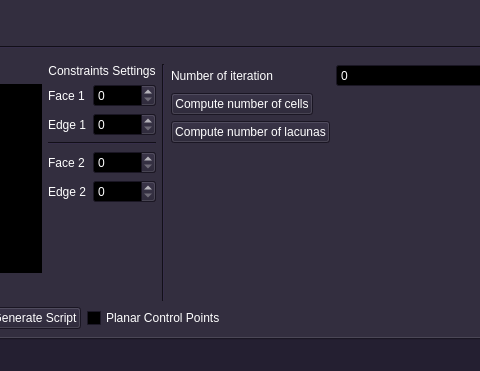
Old version of the form src/gui/mainwindow.ui in the repository borisbordeaux/Auto_Frac; both pictures show x 421 to 901 and y 668 to 1039 of the 1055 by 1039 pixel window.
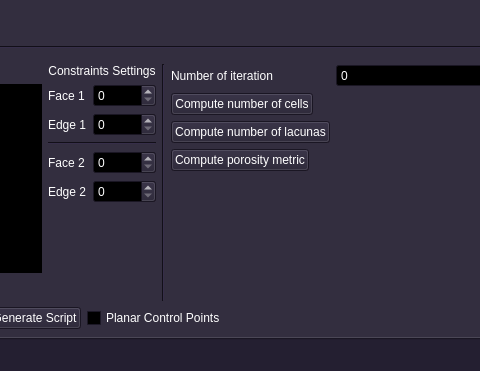
New version of the form.

```diff
--- a/src/gui/mainwindow.ui
+++ b/src/gui/mainwindow.ui
@@ -1403,6 +1403,13 @@
                 </property>
                </spacer>
               </item>
+              <item row="3" column="0">
+               <widget class="QPushButton" name="pushButton_computePorosity">
+                <property name="text">
+                 <string>Compute porosity metric</string>
+                </property>
+               </widget>
+              </item>
              </layout>
             </item>
            </layout>
```
Left out of the diff: 33 changed lines with no effect on the pictures.
